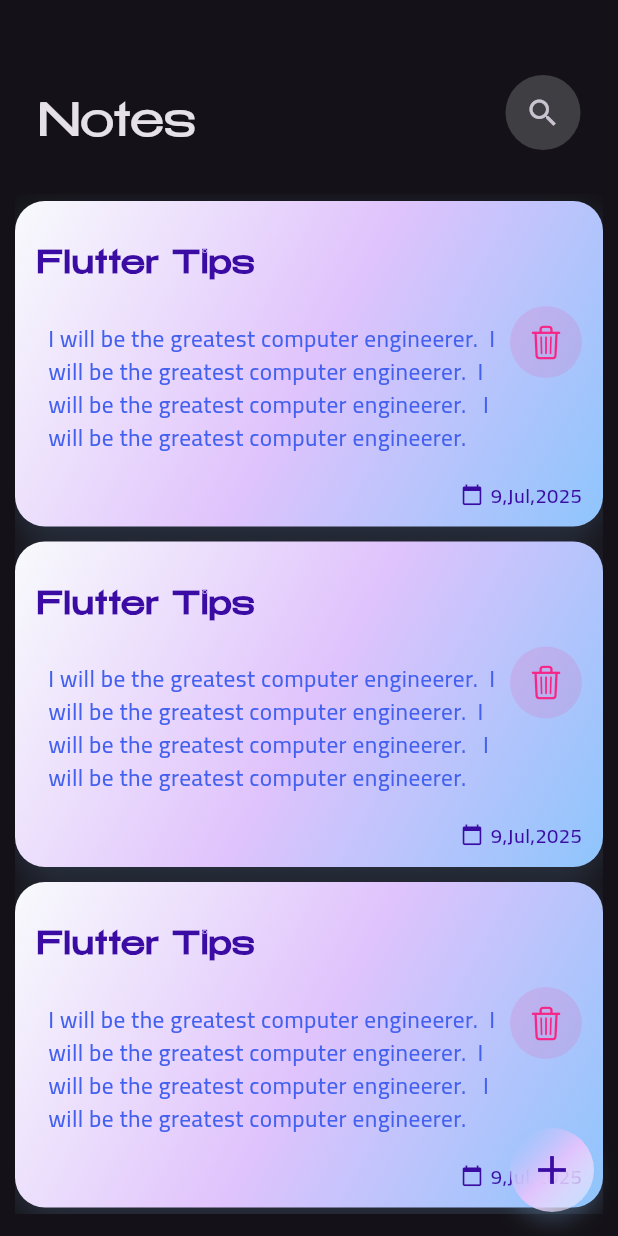
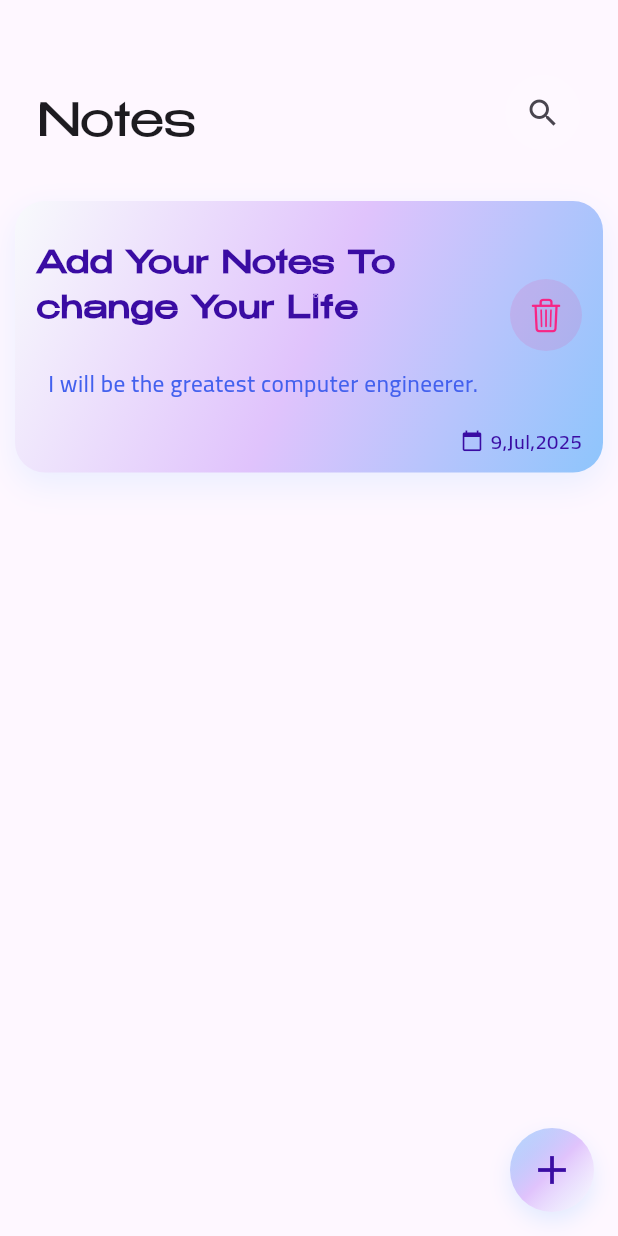
Before and after one commit to m7mdyasin/notes_app, a Flutter app: the screen it shows after launch, on a phone screen of 412 x 824 dp. Run offline on Flutter 3.47's test engine with Material 3 defaults, Android fonts, the phone set to English and light mode, and no system bars; our stand-ins replace bloc, flutter_bloc, hive, hive_flutter; accounts and stored records are empty.

Commit message:
display notes part one

```diff
--- a/lib/cubits/notes_cubit/notes_cubit.dart
+++ b/lib/cubits/notes_cubit/notes_cubit.dart
@@ -9,13 +9,10 @@ part 'notes_state.dart';
 class NotesCubit extends Cubit<NotesState> {
   NotesCubit() : super(NotesInitial());
 
+  List<NoteModel>? notes;
   fetchAllNotes() async {
-    try {
-      var notesBox = Hive.box<NoteModel>(kNotesBox);
-      List<NoteModel> notes = notesBox.values.toList();
-      emit(NotesSuccess(notes));
-    } catch (e) {
-      emit(NotesFailure(e.toString()));
-    }
+    var notesBox = Hive.box<NoteModel>(kNotesBox);
+    notes = notesBox.values.toList();
+    // emit(NotesSuccess(notes!));
   }
 }
--- a/lib/cubits/notes_cubit/notes_state.dart
+++ b/lib/cubits/notes_cubit/notes_state.dart
@@ -5,14 +5,9 @@ sealed class NotesState {}
 
 final class NotesInitial extends NotesState {}
 
-final class NotesLoading extends NotesState {}
+// final class NotesLoading extends NotesState {}
 
-final class NotesSuccess extends NotesState {
-  final List<NoteModel> notes;
-  NotesSuccess(this.notes);
-}
-
-final class NotesFailure extends NotesState {
-  final String errorMessage;
-  NotesFailure(this.errorMessage);
-}
+// final class NotesSuccess extends NotesState {
+//   final List<NoteModel> notes;
+//   NotesSuccess(this.notes);
+// }
--- a/lib/main.dart
+++ b/lib/main.dart
@@ -21,7 +21,7 @@ class NotesApp extends StatelessWidget {
   Widget build(BuildContext context) {
     return MaterialApp(
       debugShowCheckedModeBanner: false,
-      theme: ThemeData(brightness: Brightness.dark, fontFamily: 'Benzin'),
+      theme: ThemeData(brightness: Brightness.light, fontFamily: 'Benzin'),
       home: const NotesView(),
     );
   }
--- a/lib/models/note_model.dart
+++ b/lib/models/note_model.dart
@@ -7,8 +7,8 @@ class NoteModel extends HiveObject {
   @HiveField(0)
   final String title;
   @HiveField(1)
-  final String subtitle;
+  final String content;
   @HiveField(2)
   final String date;
-  NoteModel({required this.date, required this.subtitle, required this.title});
+  NoteModel({required this.date, required this.title, required this.content});
 }
--- a/lib/views/widgets/add_note_form.dart
+++ b/lib/views/widgets/add_note_form.dart
@@ -48,7 +48,7 @@ class _AddNoteFormState extends State<AddNoteForm> {
                       formKey.currentState!.save();
                       var noteModel = NoteModel(
                         date: DateTime.now().toString(),
-                        subtitle: description!,
+                        content: description!,
                         title: title!,
                       );
                       BlocProvider.of<AddNoteCubit>(context).addNote(noteModel);
--- a/lib/views/widgets/note_card.dart
+++ b/lib/views/widgets/note_card.dart
@@ -50,7 +50,7 @@ class NoteCard extends StatelessWidget {
                           Padding(
                             padding: const EdgeInsets.only(top: 15),
                             child: Text(
-                              'Flutter Tips',
+                              'Add Your Notes To change Your Life',
                               style: TextStyle(
                                 fontFamily: 'Benzin',
                                 fontSize: 21,
@@ -64,7 +64,7 @@ class NoteCard extends StatelessWidget {
                           Padding(
                             padding: const EdgeInsets.all(8.0),
                             child: Text(
-                              'I will be the greatest computer engineerer.  I will be the greatest computer engineerer.  I will be the greatest computer engineerer.   I will be the greatest computer engineerer. ',
+                              'I will be the greatest computer engineerer.',
                               style: TextStyle(
                                 fontFamily: 'Cairo',
                                 fontSize: 15.5,
--- a/lib/views/widgets/notes_list_view.dart
+++ b/lib/views/widgets/notes_list_view.dart
@@ -1,4 +1,7 @@
 import 'package:flutter/cupertino.dart';
+import 'package:flutter_bloc/flutter_bloc.dart';
+import 'package:notes_app/cubits/notes_cubit/notes_cubit.dart';
+import 'package:notes_app/models/note_model.dart';
 import 'package:notes_app/views/widgets/note_card.dart';
 
 class NotesListView extends StatelessWidget {
@@ -6,17 +9,30 @@ class NotesListView extends StatelessWidget {
 
   @override
   Widget build(BuildContext context) {
+    return BlocBuilder<NotesCubit, NotesState>(
+      builder: (context, state) {
+        List<NoteModel> notes =
+            BlocProvider.of<NotesCubit>(context).notes ??
+            [
+              NoteModel(
+                title: 'Add Your Notes To change Your Life',
+                content: 'I will be the greatest computer engineerer.',
+                date: DateTime.now().toString(),
+              ),
+            ];
         return Expanded(
           child: Padding(
             padding: const EdgeInsets.symmetric(vertical: 15),
             child: ListView.builder(
               padding: EdgeInsets.zero,
-          itemCount: 10,
+              itemCount: notes.length,
               itemBuilder: (context, index) {
                 return const NoteCard();
               },
             ),
           ),
         );
+      },
+    );
   }
 }
```
Also changed, not shown: lib/models/note_model.g.dart. Lines whose indentation alone changed are shown as unchanged.
